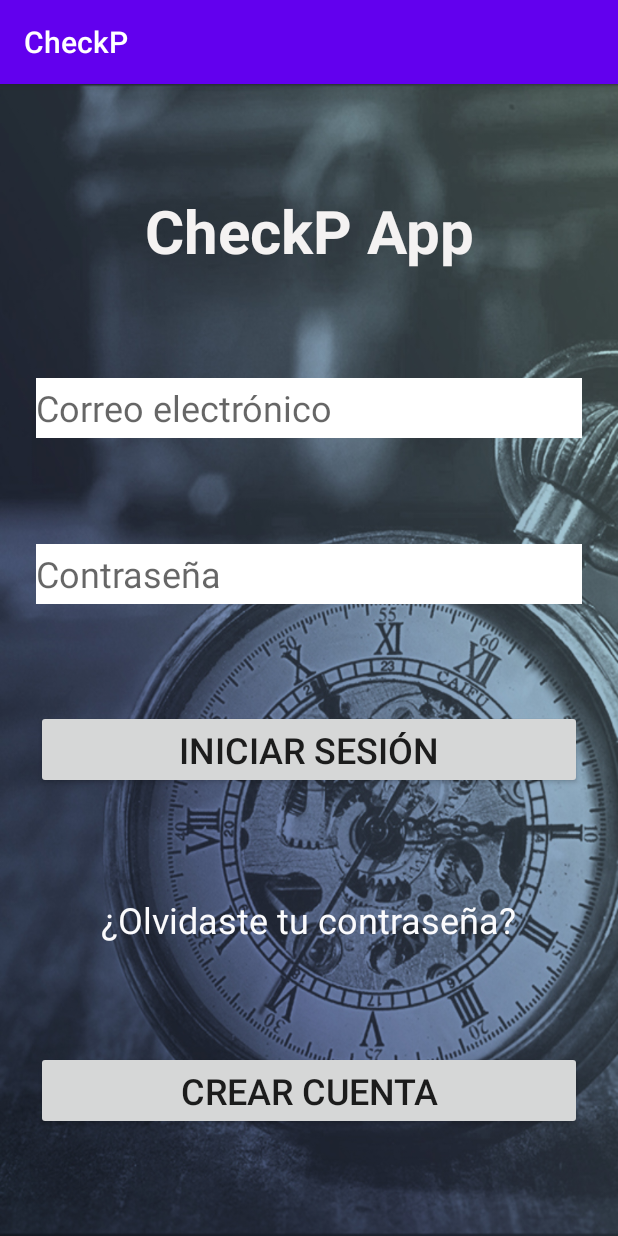
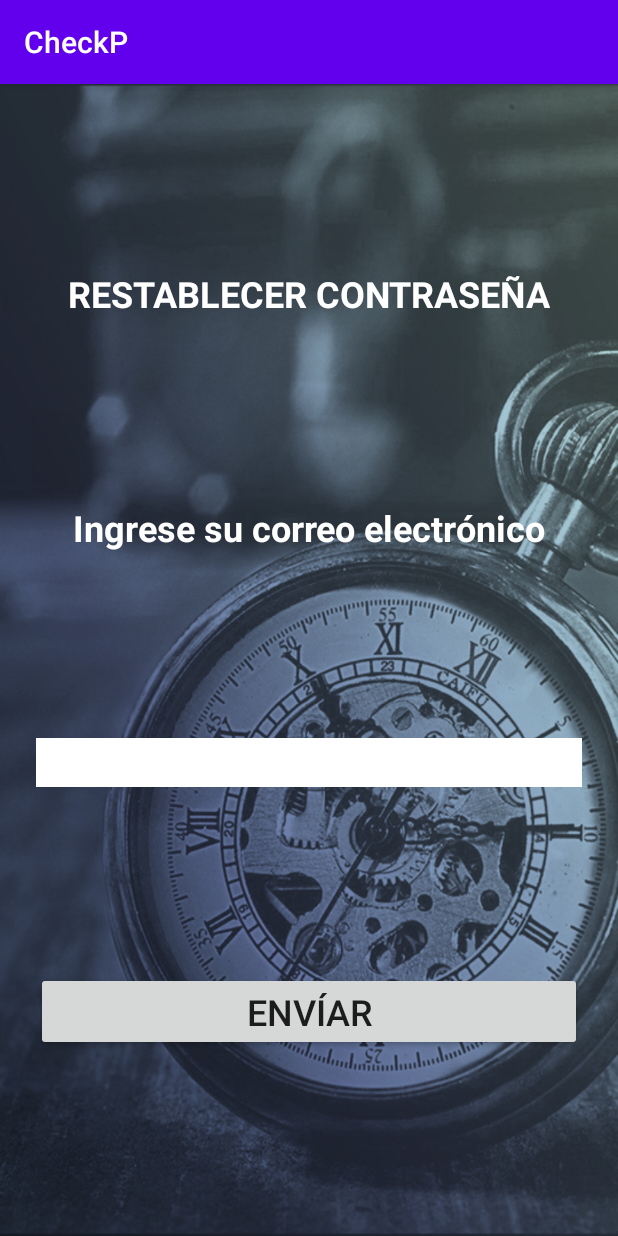
Before and after one commit to MaxCoder91/AndroidApp, an Android app: the screen it shows after launch (MainActivity before the commit, RestablecerPass after it), after a tap on "¿Olvidaste tu contraseña?", on a phone screen of 412 x 824 dp. Run offline under Robolectric (Android 15) with nearby library versions, the phone set to English and light mode, and no system bars; 1 other tap on this screen came first.

Commit message:
Actualizacion de RestablecerPass

```diff
--- a/app/src/main/AndroidManifest.xml
+++ b/app/src/main/AndroidManifest.xml
@@ -9,6 +9,7 @@
         android:roundIcon="@mipmap/ic_launcher_round"
         android:supportsRtl="true"
         android:theme="@style/AppTheme">
+        <activity android:name=".RestablecerPass"></activity>
         <activity android:name=".SplashActivity">
             <intent-filter>
                 <action android:name="android.intent.action.MAIN" />
@@ -23,7 +24,7 @@
         <activity android:name=".eventos" />
         <activity android:name=".Registro" />
         <activity android:name=".MenuPrincipal" />
-        <activity android:name=".MainActivity"></activity>
+        <activity android:name=".MainActivity" />
     </application>
 
 </manifest>
--- a/app/src/main/java/com/example/androidapp/DbHelper.java
+++ b/app/src/main/java/com/example/androidapp/DbHelper.java
@@ -8,18 +8,18 @@ import androidx.annotation.Nullable;
 
 public class DbHelper extends SQLiteOpenHelper {
 
-    //String query1 = "CREATE TABLE tblUsuario(id INTEGER PRIMARY KEY AUTOINCREMENT,nombre TEXT NOT NULL,apellido TEXT NOT NULL,correo TEXT NOT NULL,pass TEXT NOT NULL)";
-    //String query2 = "CREATE TABLE tblCategoria(id INTEGER PRIMARY KEY, nombre TEXT)";
-    //String query3 = "CREATE TABLE tblTipo(id INTEGER PRIMARY KEY, nombre TEXT)";
+    String query1 = "CREATE TABLE tblUsuario(id INTEGER PRIMARY KEY AUTOINCREMENT,nombre TEXT NOT NULL,apellido TEXT NOT NULL,correo TEXT NOT NULL,pass TEXT NOT NULL)";
+    String query2 = "CREATE TABLE tblCategoria(id INTEGER PRIMARY KEY, nombre TEXT)";
+    String query3 = "CREATE TABLE tblTipo(id INTEGER PRIMARY KEY, nombre TEXT)";
+    String query4 = "CREATE TABLE tblEvento(id INTEGER PRIMARY KEY AUTOINCREMENT,titulo TEXT NOT NULL,descripcion TEXT NOT NULL," +
+            "fecha TEXT NOT NULL, hinicio TEXT NOT NULL, hfinal TEXT NOT NULL,"+
+            "FOREIGN KEY(idTipo) REFERENCES tblTipo(id),FOREIGN KEY(idCategoria) REFERENCES tblCategoria(id))";
+    String query5 = "CREATE TABLE tblUsuarioEvento" +
+            "(id INTEGER PRIMARY KEY AUTOINCREMENT, FOREIGN KEY(idUsuario) REFERENCES tblUsuario(id),FOREIGN KEY(idEvento) REFERENCES tblEvento(id))";
+
     //String query4 = "CREATE TABLE tblEvento(id INTEGER PRIMARY KEY AUTOINCREMENT,titulo TEXT NOT NULL,descripcion TEXT NOT NULL," +
-    //        "fecha TEXT NOT NULL, hinicio TEXT NOT NULL, hfinal TEX NOT NULL,"+
-    //        "FOREIGN KEY(idTipo) REFERENCES tblTipo(id),FOREIGN KEY(idCategoria) REFERENCES tblCategoria(id))";
-    //String query5 = "CREATE TABLE tblUsuarioEvento" +
-    //        "(id INTEGER PRIMARY KEY AUTOINCREMENT, FOREIGN KEY(idUsuario) REFERENCES tblUsuario(id),FOREIGN KEY(idEvento) REFERENCES tblEvento(id))";
-
-    String query4 = "CREATE TABLE tblEvento(id INTEGER PRIMARY KEY AUTOINCREMENT,titulo TEXT NOT NULL,descripcion TEXT NOT NULL," +
-            "fecha TEXT NOT NULL, hinicio TEXT NOT NULL, hfinal TEX NOT NULL,"+
-            "idTipo TEXT,idCategoria TEXT)";
+    //        "fecha TEXT NOT NULL, hinicio TEXT NOT NULL, hfinal TEXT NOT NULL,"+
+    //        "idTipo TEXT,idCategoria TEXT)";
 
     public DbHelper(@Nullable Context context, @Nullable String name, @Nullable SQLiteDatabase.CursorFactory factory, int version) {
         super(context, name, factory, version);
@@ -27,11 +27,11 @@ public class DbHelper extends SQLiteOpenHelper {
 
     @Override
     public void onCreate(SQLiteDatabase sqLiteDatabase) {
-        //sqLiteDatabase.execSQL(query1);
-        //sqLiteDatabase.execSQL(query2);
-        //sqLiteDatabase.execSQL(query3);
+        sqLiteDatabase.execSQL(query1);
+        sqLiteDatabase.execSQL(query2);
+        sqLiteDatabase.execSQL(query3);
         sqLiteDatabase.execSQL(query4);
-        //sqLiteDatabase.execSQL(query5);
+        sqLiteDatabase.execSQL(query5);
     }
 
     @Override
--- a/app/src/main/java/com/example/androidapp/MainActivity.java
+++ b/app/src/main/java/com/example/androidapp/MainActivity.java
@@ -43,7 +43,7 @@ public class MainActivity extends AppCompatActivity {
         tvRecPass.setOnClickListener(new View.OnClickListener() {
             @Override
             public void onClick(View view) {
-                Intent intent = new Intent(MainActivity.this, MainActivity.class);
+                Intent intent = new Intent(MainActivity.this, RestablecerPass.class);
                 startActivity(intent);
             }
         });
--- a/app/src/main/java/com/example/androidapp/MiCalendario.java
+++ b/app/src/main/java/com/example/androidapp/MiCalendario.java
@@ -30,14 +30,14 @@ public class MiCalendario extends AppCompatActivity {
         Cursor cursor = sqLiteDatabase.rawQuery(query,null);
         if(cursor.moveToFirst()){
             do {
-                String titulo = cursor.getString(0);
-                String descripcion = cursor.getString(1);
-                String fecha = cursor.getString(2);
-                String hinicio = cursor.getString(3);
-                String hfinal = cursor.getString(4);
-                int idTipo = cursor.getInt(5);
-                int idCategoria = cursor.getInt(6);
-                String item = titulo+" "+descripcion+" "+fecha+" "+hinicio+" "+hfinal+" "+idTipo+" "+idCategoria;
+                String titulo = cursor.getString(1);
+                String descripcion = cursor.getString(2);
+                String fecha = cursor.getString(3);
+                String hinicio = cursor.getString(4);
+                String hfinal = cursor.getString(5);
+                //int idTipo = cursor.getInt(6);
+                //int idCategoria = cursor.getInt(7);
+                String item = titulo+" "+fecha+" De: "+hinicio+" A: "+hfinal;
                 datos.add(item);
             }while (cursor.moveToNext());
         }
--- /dev/null
+++ b/app/src/main/java/com/example/androidapp/RestablecerPass.java
@@ -0,0 +1,14 @@
+package com.example.androidapp;
+
+import androidx.appcompat.app.AppCompatActivity;
+
+import android.os.Bundle;
+
+public class RestablecerPass extends AppCompatActivity {
+
+    @Override
+    protected void onCreate(Bundle savedInstanceState) {
+        super.onCreate(savedInstanceState);
+        setContentView(R.layout.activity_restablecer_pass);
+    }
+}
--- /dev/null
+++ b/app/src/main/res/layout/activity_restablecer_pass.xml
@@ -0,0 +1,76 @@
+<?xml version="1.0" encoding="utf-8"?>
+<androidx.constraintlayout.widget.ConstraintLayout xmlns:android="http://schemas.android.com/apk/res/android"
+    xmlns:app="http://schemas.android.com/apk/res-auto"
+    xmlns:tools="http://schemas.android.com/tools"
+    android:layout_width="match_parent"
+    android:layout_height="match_parent"
+    android:background="@drawable/fmain"
+    tools:context=".RestablecerPass">
+
+    <EditText
+        android:id="@+id/editTextTextEmailAddress2"
+        android:layout_width="0dp"
+        android:layout_height="wrap_content"
+        android:layout_marginStart="24dp"
+        android:layout_marginLeft="24dp"
+        android:layout_marginEnd="24dp"
+        android:layout_marginRight="24dp"
+        android:background="#FFFFFF"
+        android:ems="10"
+        android:inputType="textEmailAddress"
+        android:textSize="24sp"
+        app:layout_constraintBottom_toTopOf="@+id/button"
+        app:layout_constraintEnd_toEndOf="parent"
+        app:layout_constraintHorizontal_bias="0.0"
+        app:layout_constraintStart_toStartOf="parent"
+        app:layout_constraintTop_toBottomOf="@+id/textView11" />
+
+    <TextView
+        android:id="@+id/textView9"
+        android:layout_width="wrap_content"
+        android:layout_height="wrap_content"
+        android:text="Restablecer Contraseña"
+        android:textAllCaps="true"
+        android:textColor="#FFFFFF"
+        android:textSize="24sp"
+        android:textStyle="bold"
+        app:layout_constraintBottom_toTopOf="@+id/textView11"
+        app:layout_constraintEnd_toEndOf="parent"
+        app:layout_constraintHorizontal_bias="0.5"
+        app:layout_constraintStart_toStartOf="parent"
+        app:layout_constraintTop_toTopOf="parent" />
+
+    <Button
+        android:id="@+id/button"
+        android:layout_width="0dp"
+        android:layout_height="wrap_content"
+        android:layout_marginStart="24dp"
+        android:layout_marginLeft="24dp"
+        android:layout_marginEnd="24dp"
+        android:layout_marginRight="24dp"
+        android:text="Envíar"
+        android:textSize="24sp"
+        app:layout_constraintBottom_toBottomOf="parent"
+        app:layout_constraintEnd_toEndOf="parent"
+        app:layout_constraintHorizontal_bias="0.5"
+        app:layout_constraintStart_toStartOf="parent"
+        app:layout_constraintTop_toBottomOf="@+id/editTextTextEmailAddress2" />
+
+    <TextView
+        android:id="@+id/textView11"
+        android:layout_width="wrap_content"
+        android:layout_height="wrap_content"
+        android:layout_marginStart="24dp"
+        android:layout_marginLeft="24dp"
+        android:layout_marginEnd="24dp"
+        android:layout_marginRight="24dp"
+        android:text="Ingrese su correo electrónico"
+        android:textColor="#FFFFFF"
+        android:textSize="24sp"
+        android:textStyle="bold"
+        app:layout_constraintBottom_toTopOf="@+id/editTextTextEmailAddress2"
+        app:layout_constraintEnd_toEndOf="parent"
+        app:layout_constraintHorizontal_bias="0.5"
+        app:layout_constraintStart_toStartOf="parent"
+        app:layout_constraintTop_toBottomOf="@+id/textView9" />
+</androidx.constraintlayout.widget.ConstraintLayout>
```
